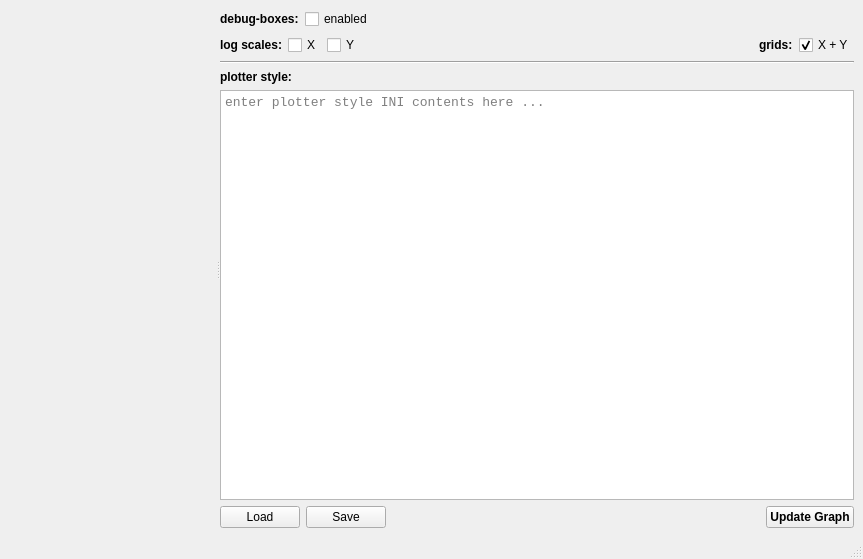
Old version of the form examples/styling/test_styling.ui in the repository jkriege2/JKQtPlotter.
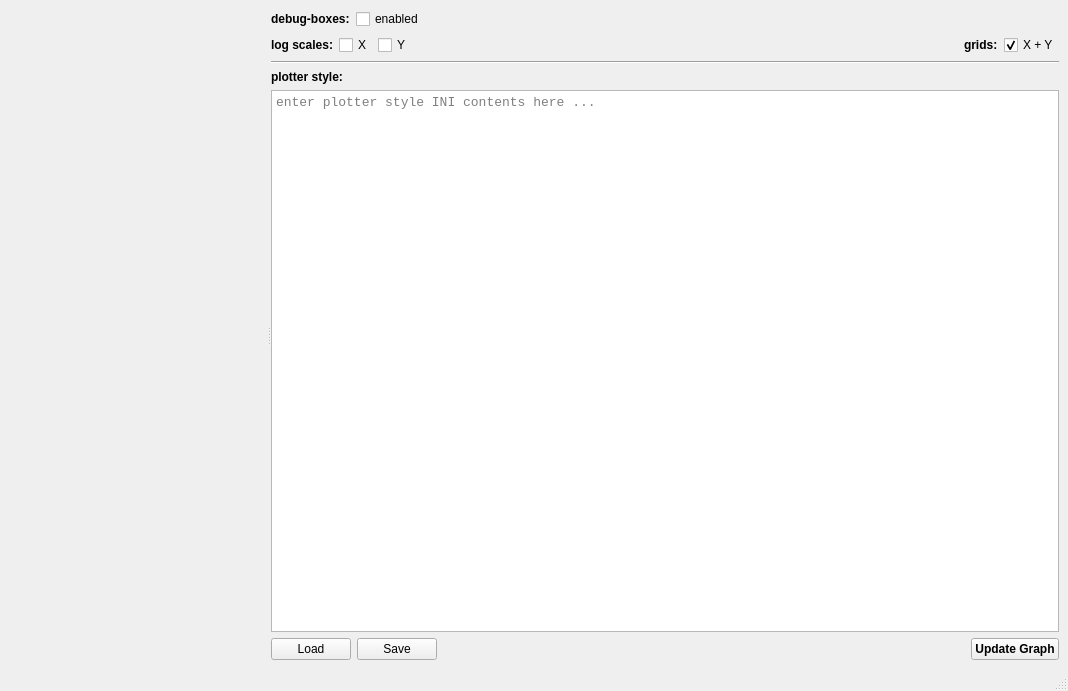
New version of the form. Custom widgets are drawn as their Qt base class.

The edit to the form file:
```diff
--- a/examples/styling/test_styling.ui
+++ b/examples/styling/test_styling.ui
@@ -6,8 +6,8 @@
    <rect>
     <x>0</x>
     <y>0</y>
-    <width>863</width>
-    <height>559</height>
+    <width>1068</width>
+    <height>691</height>
    </rect>
   </property>
   <property name="windowTitle">
```
Left out of the diff: 2 changed lines with no effect on the pictures.
